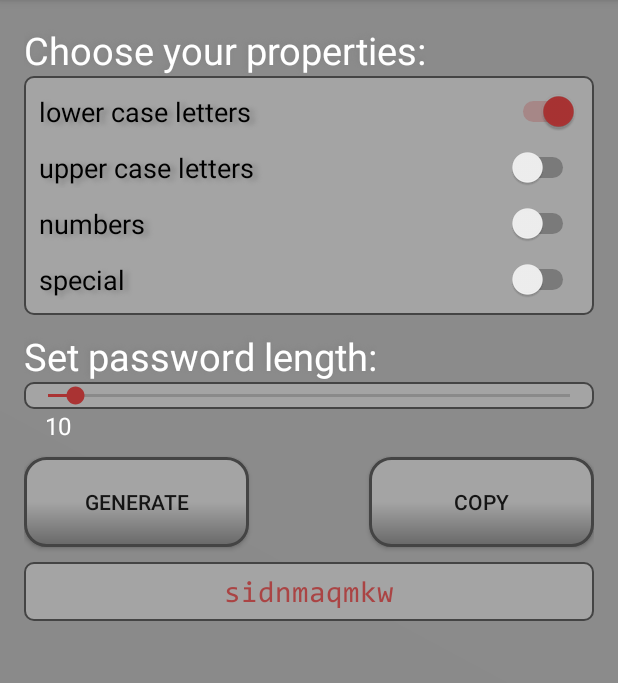
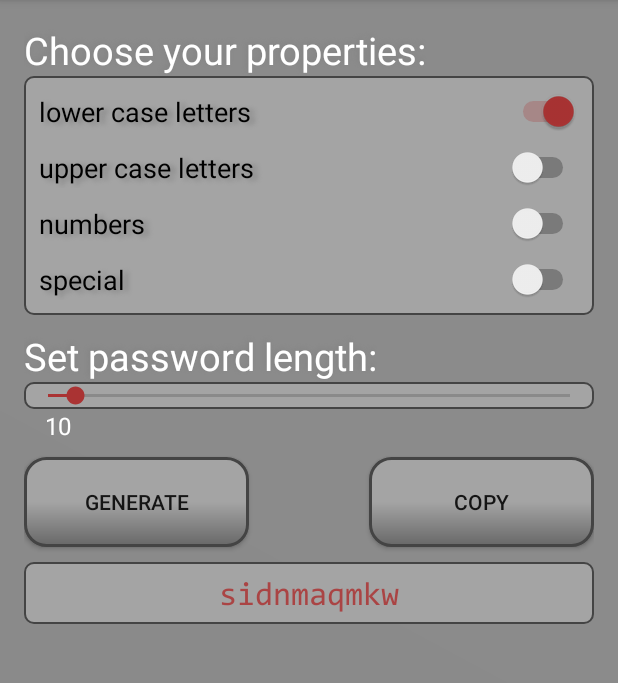
Before and after one commit to feuertower/passwortGenerator, an Android app: the screen it shows after launch (MainActivity), after a tap on "COPY", on a phone screen of 412 x 824 dp, the part 84-767 px from its top. Run offline under Robolectric (Android 15) with nearby library versions, the phone set to English and light mode, and no system bars.

Commit message:
changed font size of generated password

```diff
--- a/app/src/main/res/layout/activity_main.xml
+++ b/app/src/main/res/layout/activity_main.xml
@@ -21,7 +21,7 @@
         <android.support.constraint.ConstraintLayout
             android:id="@+id/linearLayout2"
             android:layout_width="match_parent"
-            android:layout_height="match_parent"
+            android:layout_height="wrap_content"
             android:orientation="vertical">
 
             <TextView
@@ -153,7 +153,7 @@
                 android:hint="@string/pw_text_hint"
                 android:padding="6dp"
                 android:textColor="@color/colorEditText"
-                android:textSize="20sp"
+                android:textSize="22sp"
                 android:fontFamily="@font/consola"
                 app:layout_constraintEnd_toEndOf="parent"
                 app:layout_constraintStart_toStartOf="parent"
```
